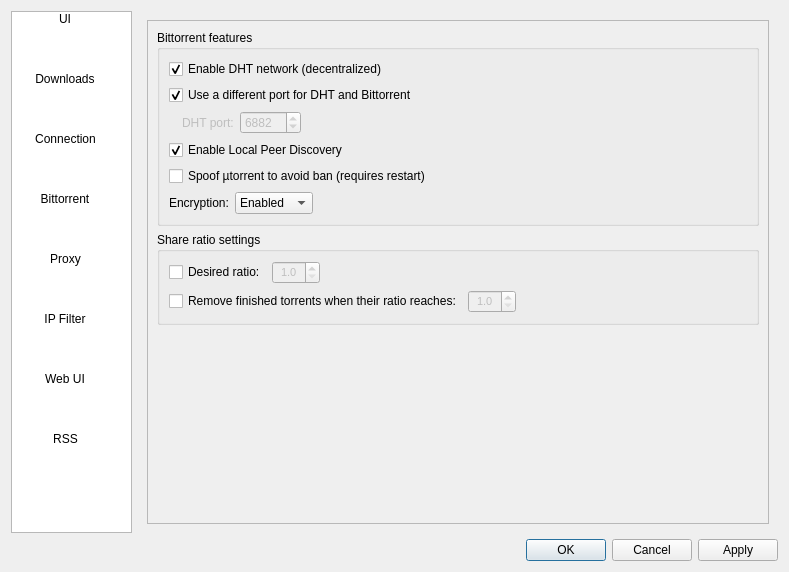
This is src/ui/options.ui in SysAdminDoc/qBittorrent-Vanced as Qt 5 draws it before an edit. The edited form follows.
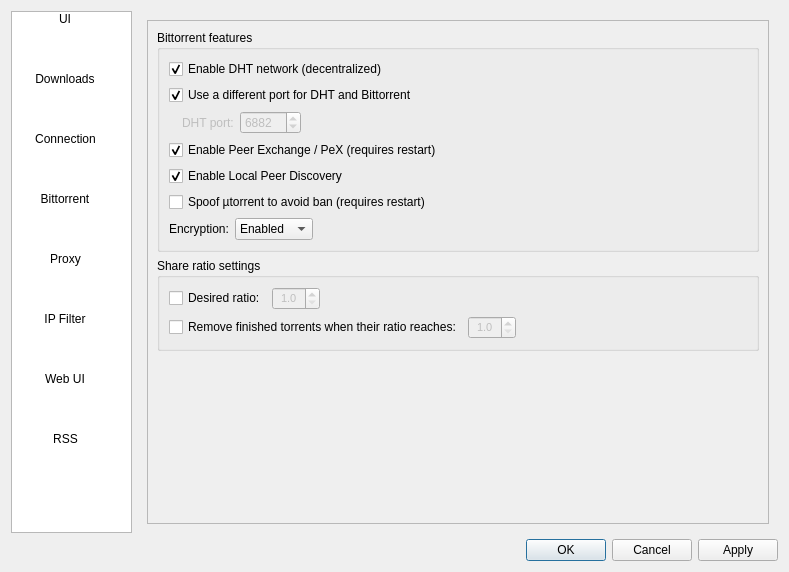
This is the edited form. The open tabs and pages were chosen to show the change. Icons and pictures are not drawn.

Commit message: - Peer Exchange can be disabled from preferences

What changed in the file:
```diff
--- a/src/ui/options.ui
+++ b/src/ui/options.ui
@@ -1546,8 +1546,8 @@
              <rect>
               <x>0</x>
               <y>0</y>
-              <width>468</width>
-              <height>347</height>
+              <width>620</width>
+              <height>490</height>
              </rect>
             </property>
             <layout class="QVBoxLayout" name="verticalLayout_19">
@@ -1636,6 +1636,16 @@
                   </item>
                  </layout>
                 </item>
+                <item>
+                 <widget class="QCheckBox" name="checkPeX">
+                  <property name="text">
+                   <string>Enable Peer Exchange / PeX (requires restart)</string>
+                  </property>
+                  <property name="checked">
+                   <bool>true</bool>
+                  </property>
+                 </widget>
+                </item>
                 <item>
                  <widget class="QCheckBox" name="checkLSD">
                   <property name="text">
```
Left out of the diff: 4 changed lines with no effect on the pictures. The commit also changes 5 other files.
